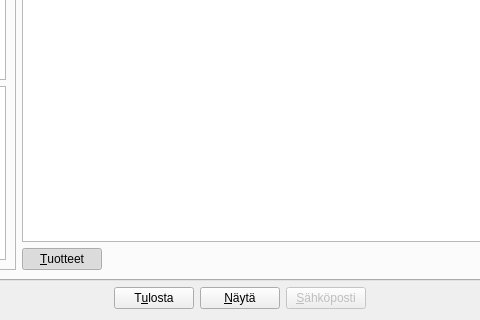
This is kitupiikki/laskutus/laskudialogi.ui in artoh/kitupiikki as Qt 5 draws it before an edit; both pictures show x 306 to 786 and y 312 to 632 of the 1164 by 632 pixel window. The edited form follows.
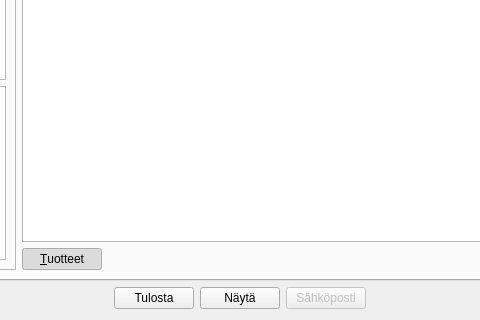
This is the edited form. Icons and pictures are not drawn. Custom widgets are drawn as their Qt base class.

What changed in the file:
```diff
--- a/kitupiikki/laskutus/laskudialogi.ui
+++ b/kitupiikki/laskutus/laskudialogi.ui
@@ -351,7 +351,7 @@
      <item>
       <widget class="QPushButton" name="tulostaNappi">
        <property name="text">
-        <string>T&amp;ulosta</string>
+        <string>Tulosta</string>
        </property>
        <property name="icon">
         <iconset resource="../pic/pic.qrc">
@@ -365,7 +365,7 @@
      <item>
       <widget class="QPushButton" name="esikatseluNappi">
        <property name="text">
-        <string>&amp;Näytä</string>
+        <string>Näytä</string>
        </property>
        <property name="icon">
         <iconset resource="../pic/pic.qrc">
@@ -382,7 +382,7 @@
         <bool>false</bool>
        </property>
        <property name="text">
-        <string>&amp;Sähköposti</string>
+        <string>Sähköposti</string>
        </property>
        <property name="icon">
         <iconset resource="../pic/pic.qrc">
```
